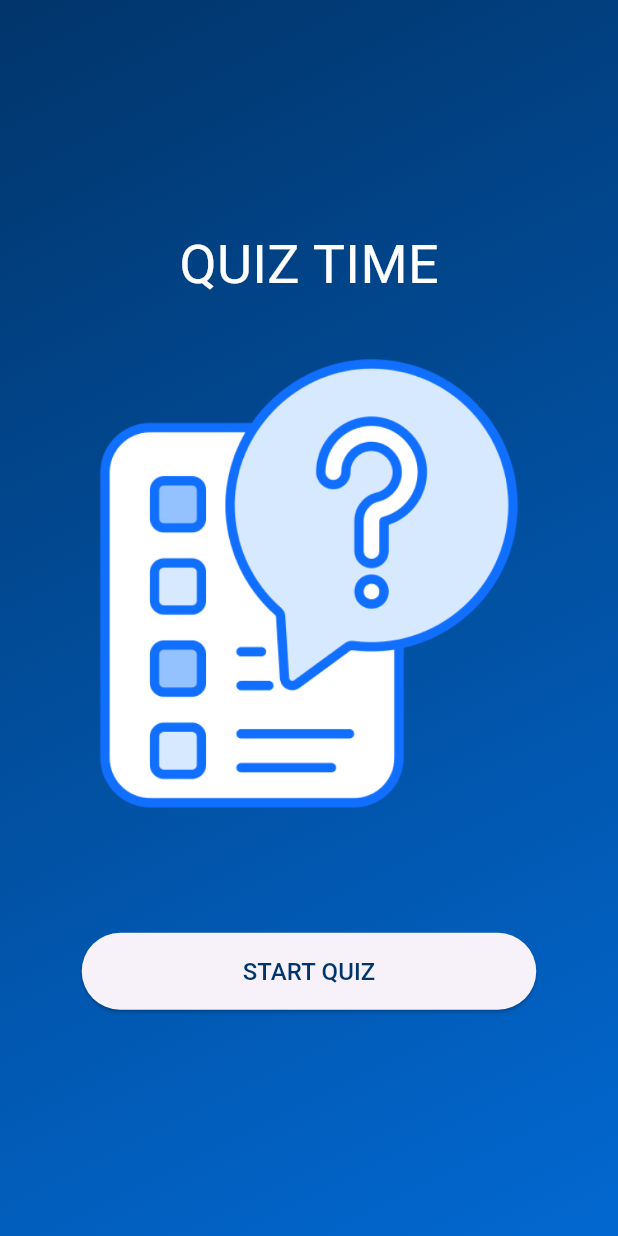
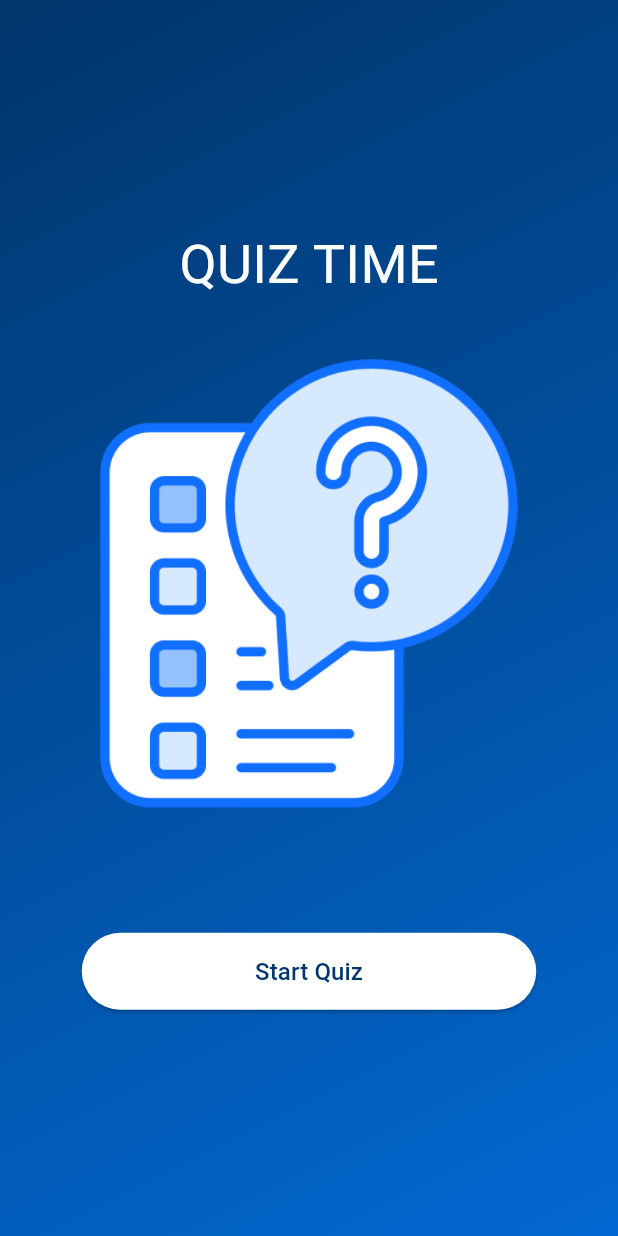
Before and after one commit to JUDEJEEVAN/quiz_application, a Flutter app: the screen it shows after launch, on a phone screen of 412 x 824 dp. Run offline on Flutter 3.47's test engine with Material 3 defaults, Android fonts, the phone set to English and light mode, and no system bars; our stand-ins replace gap.

Commit message:
start screen modified to use the new custom elevated button.

```diff
--- a/lib/start_screen.dart
+++ b/lib/start_screen.dart
@@ -1,5 +1,6 @@
 import 'package:flutter/material.dart';
 import 'package:gap/gap.dart';
+import 'package:quiz_app/components/custom_elevated_button.dart';
 
 class StartScreen extends StatelessWidget {
   const StartScreen({super.key});
@@ -21,20 +22,7 @@ class StartScreen extends StatelessWidget {
           height: 300,
         ),
         const Gap(83),
-        SizedBox(
-          height: 51.19,
-          width: 303,
-          child: ElevatedButton(
-            onPressed: () {},
-            child: const Text(
-              'START QUIZ',
-              style: TextStyle(
-                color: Color(0xff01356B),
-                fontSize: 16,
-              ),
-            ),
-          ),
-        )
+        const CustomElevatedButton('Start Quiz'),
       ],
     ));
   }
```
